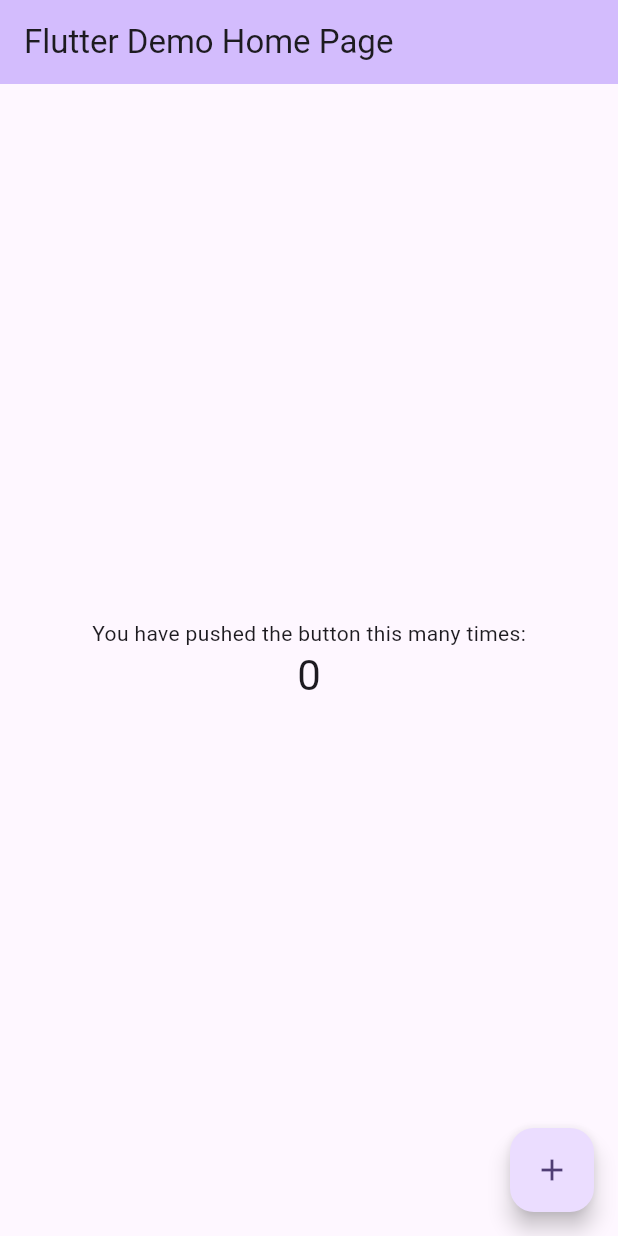
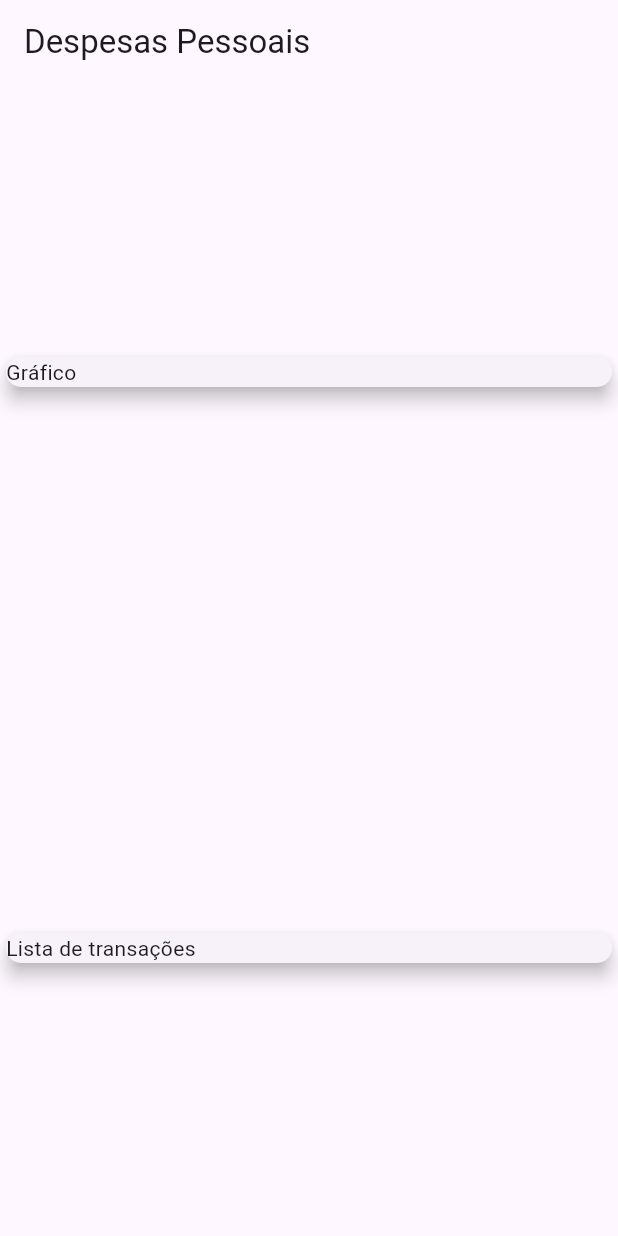
Before and after one commit to leoCardosoDev/flutter_despesas_pessoais_2023, a Flutter app: the screen it shows after launch, on a phone screen of 412 x 824 dp. Run offline on Flutter 3.47's test engine with Material 3 defaults, Android fonts, the light colour scheme and no system bars.

Commit message:
feat: initial home

```diff
--- a/lib/main.dart
+++ b/lib/main.dart
@@ -1,125 +1,41 @@
 import 'package:flutter/material.dart';
 
-void main() {
-  runApp(const MyApp());
+main() => runApp(const ExpensesApp());
+
+class ExpensesApp extends StatelessWidget {
+  const ExpensesApp({super.key});
+
+  @override
+  Widget build(BuildContext context) {
+    return const MaterialApp(home: MyHomePage());
+  }
 }
 
-class MyApp extends StatelessWidget {
-  const MyApp({super.key});
+class MyHomePage extends StatelessWidget {
+  const MyHomePage({super.key});
 
-  // This widget is the root of your application.
   @override
   Widget build(BuildContext context) {
-    return MaterialApp(
-      title: 'Flutter Demo',
-      theme: ThemeData(
-        // This is the theme of your application.
-        //
-        // TRY THIS: Try running your application with "flutter run". You'll see
-        // the application has a purple toolbar. Then, without quitting the app,
-        // try changing the seedColor in the colorScheme below to Colors.green
-        // and then invoke "hot reload" (save your changes or press the "hot
-        // reload" button in a Flutter-supported IDE, or press "r" if you used
-        // the command line to start the app).
-        //
-        // Notice that the counter didn't reset back to zero; the application
-        // state is not lost during the reload. To reset the state, use hot
-        // restart instead.
-        //
-        // This works for code too, not just values: Most code changes can be
-        // tested with just a hot reload.
-        colorScheme: ColorScheme.fromSeed(seedColor: Colors.deepPurple),
-        useMaterial3: true,
+    return Scaffold(
+      appBar: AppBar(
+        title: const Text('Despesas Pessoais'),
       ),
-      home: const MyHomePage(title: 'Flutter Demo Home Page'),
+      body: const Column(
+        mainAxisAlignment: MainAxisAlignment.spaceAround,
+        crossAxisAlignment: CrossAxisAlignment.stretch,
+        children: [
+          SizedBox(
+            child: Card(
+              elevation: 5,
+              child: Text('Gráfico'),
+            ),
+          ),
+          Card(
+            elevation: 5,
+            child: Text('Lista de transações'),
+          )
+        ],
+      ),
     );
   }
 }
-
-class MyHomePage extends StatefulWidget {
-  const MyHomePage({super.key, required this.title});
-
-  // This widget is the home page of your application. It is stateful, meaning
-  // that it has a State object (defined below) that contains fields that affect
-  // how it looks.
-
-  // This class is the configuration for the state. It holds the values (in this
-  // case the title) provided by the parent (in this case the App widget) and
-  // used by the build method of the State. Fields in a Widget subclass are
-  // always marked "final".
-
-  final String title;
-
-  @override
-  State<MyHomePage> createState() => _MyHomePageState();
-}
-
-class _MyHomePageState extends State<MyHomePage> {
-  int _counter = 0;
-
-  void _incrementCounter() {
-    setState(() {
-      // This call to setState tells the Flutter framework that something has
-      // changed in this State, which causes it to rerun the build method below
-      // so that the display can reflect the updated values. If we changed
-      // _counter without calling setState(), then the build method would not be
-      // called again, and so nothing would appear to happen.
-      _counter++;
-    });
-  }
-
-  @override
-  Widget build(BuildContext context) {
-    // This method is rerun every time setState is called, for instance as done
-    // by the _incrementCounter method above.
-    //
-    // The Flutter framework has been optimized to make rerunning build methods
-    // fast, so that you can just rebuild anything that needs updating rather
-    // than having to individually change instances of widgets.
-    return Scaffold(
-      appBar: AppBar(
-        // TRY THIS: Try changing the color here to a specific color (to
-        // Colors.amber, perhaps?) and trigger a hot reload to see the AppBar
-        // change color while the other colors stay the same.
-        backgroundColor: Theme.of(context).colorScheme.inversePrimary,
-        // Here we take the value from the MyHomePage object that was created by
-        // the App.build method, and use it to set our appbar title.
-        title: Text(widget.title),
-      ),
-      body: Center(
-        // Center is a layout widget. It takes a single child and positions it
-        // in the middle of the parent.
-        child: Column(
-          // Column is also a layout widget. It takes a list of children and
-          // arranges them vertically. By default, it sizes itself to fit its
-          // children horizontally, and tries to be as tall as its parent.
-          //
-          // Column has various properties to control how it sizes itself and
-          // how it positions its children. Here we use mainAxisAlignment to
-          // center the children vertically; the main axis here is the vertical
-          // axis because Columns are vertical (the cross axis would be
-          // horizontal).
-          //
-          // TRY THIS: Invoke "debug painting" (choose the "Toggle Debug Paint"
-          // action in the IDE, or press "p" in the console), to see the
-          // wireframe for each widget.
-          mainAxisAlignment: MainAxisAlignment.center,
-          children: <Widget>[
-            const Text(
-              'You have pushed the button this many times:',
-            ),
-            Text(
-              '$_counter',
-              style: Theme.of(context).textTheme.headlineMedium,
-            ),
-          ],
-        ),
-      ),
-      floatingActionButton: FloatingActionButton(
-        onPressed: _incrementCounter,
-        tooltip: 'Increment',
-        child: const Icon(Icons.add),
-      ), // This trailing comma makes auto-formatting nicer for build methods.
-    );
-  }
-}
```
Also changed, not shown: 1 other file.
